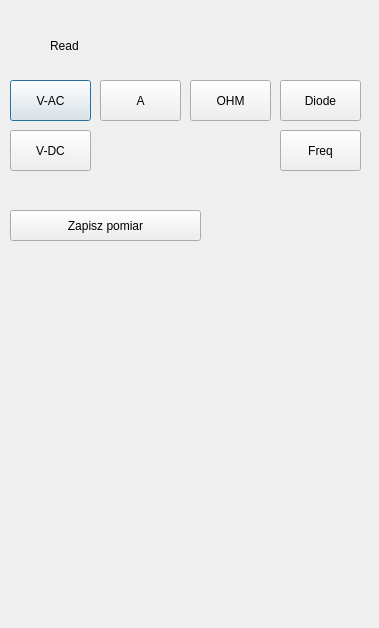
Qt form miernik.ui (Sc4redd/GDM_8341_program) before a commit.
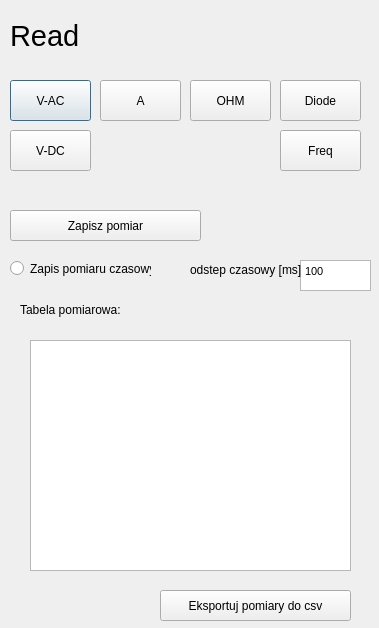
The same form after that commit.

The edit to the form file:
```diff
--- a/miernik.ui
+++ b/miernik.ui
@@ -16,12 +16,17 @@
   <widget class="QLabel" name="label_wyswietlacz">
    <property name="geometry">
     <rect>
-     <x>50</x>
-     <y>20</y>
+     <x>10</x>
+     <y>10</y>
      <width>301</width>
      <height>51</height>
     </rect>
    </property>
+   <property name="font">
+    <font>
+     <pointsize>22</pointsize>
+    </font>
+   </property>
    <property name="text">
     <string>Read</string>
    </property>
@@ -117,6 +122,88 @@
     <string>Zapisz pomiar</string>
    </property>
   </widget>
+  <widget class="QRadioButton" name="radio_pomiar_czasowy">
+   <property name="geometry">
+    <rect>
+     <x>10</x>
+     <y>260</y>
+     <width>141</width>
+     <height>17</height>
+    </rect>
+   </property>
+   <property name="text">
+    <string>Zapis pomiaru czasowy</string>
+   </property>
+  </widget>
+  <widget class="QTextEdit" name="text_czestotliowsc_pomiaru">
+   <property name="geometry">
+    <rect>
+     <x>300</x>
+     <y>260</y>
+     <width>71</width>
+     <height>31</height>
+    </rect>
+   </property>
+   <property name="html">
+    <string>&lt;!DOCTYPE HTML PUBLIC &quot;-//W3C//DTD HTML 4.0//EN&quot; &quot;http://www.w3.org/TR/REC-html40/strict.dtd&quot;&gt;
+&lt;html&gt;&lt;head&gt;&lt;meta name=&quot;qrichtext&quot; content=&quot;1&quot; /&gt;&lt;style type=&quot;text/css&quot;&gt;
+p, li { white-space: pre-wrap; }
+&lt;/style&gt;&lt;/head&gt;&lt;body style=&quot; font-family:'MS Shell Dlg 2'; font-size:8.25pt; font-weight:400; font-style:normal;&quot;&gt;
+&lt;p style=&quot; margin-top:0px; margin-bottom:0px; margin-left:0px; margin-right:0px; -qt-block-indent:0; text-indent:0px;&quot;&gt;&lt;span style=&quot; font-family:'MS Shell Dlg 2';&quot;&gt;100&lt;/span&gt;&lt;/p&gt;&lt;/body&gt;&lt;/html&gt;</string>
+   </property>
+  </widget>
+  <widget class="QLabel" name="label">
+   <property name="geometry">
+    <rect>
+     <x>190</x>
+     <y>260</y>
+     <width>111</width>
+     <height>20</height>
+    </rect>
+   </property>
+   <property name="text">
+    <string>odstep czasowy [ms] :</string>
+   </property>
+  </widget>
+  <widget class="QLabel" name="label_2">
+   <property name="geometry">
+    <rect>
+     <x>20</x>
+     <y>300</y>
+     <width>111</width>
+     <height>20</height>
+    </rect>
+   </property>
+   <property name="text">
+    <string>Tabela pomiarowa:</string>
+   </property>
+  </widget>
+  <widget class="QPushButton" name="pushButton_EKSPORT_CSV">
+   <property name="geometry">
+    <rect>
+     <x>160</x>
+     <y>590</y>
+     <width>191</width>
+     <height>31</height>
+    </rect>
+   </property>
+   <property name="focusPolicy">
+    <enum>Qt::NoFocus</enum>
+   </property>
+   <property name="text">
+    <string>Eksportuj pomiary do csv</string>
+   </property>
+  </widget>
+  <widget class="QTableWidget" name="table_wid_wyniki">
+   <property name="geometry">
+    <rect>
+     <x>30</x>
+     <y>340</y>
+     <width>321</width>
+     <height>231</height>
+    </rect>
+   </property>
+  </widget>
  </widget>
  <resources/>
  <connections/>
```
Left out of the diff: 5 changed lines with no effect on the pictures.
